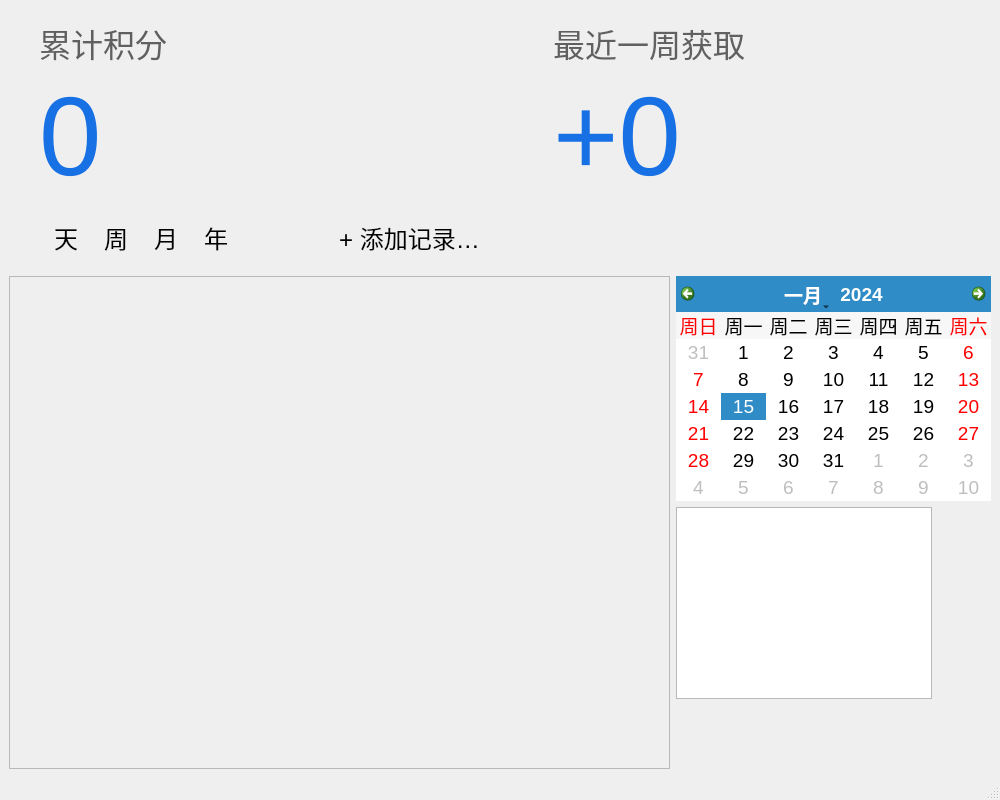
Before: the Qt Designer form recordwindow.ui in zyy1214/moyu-helper, drawn with Qt 5.
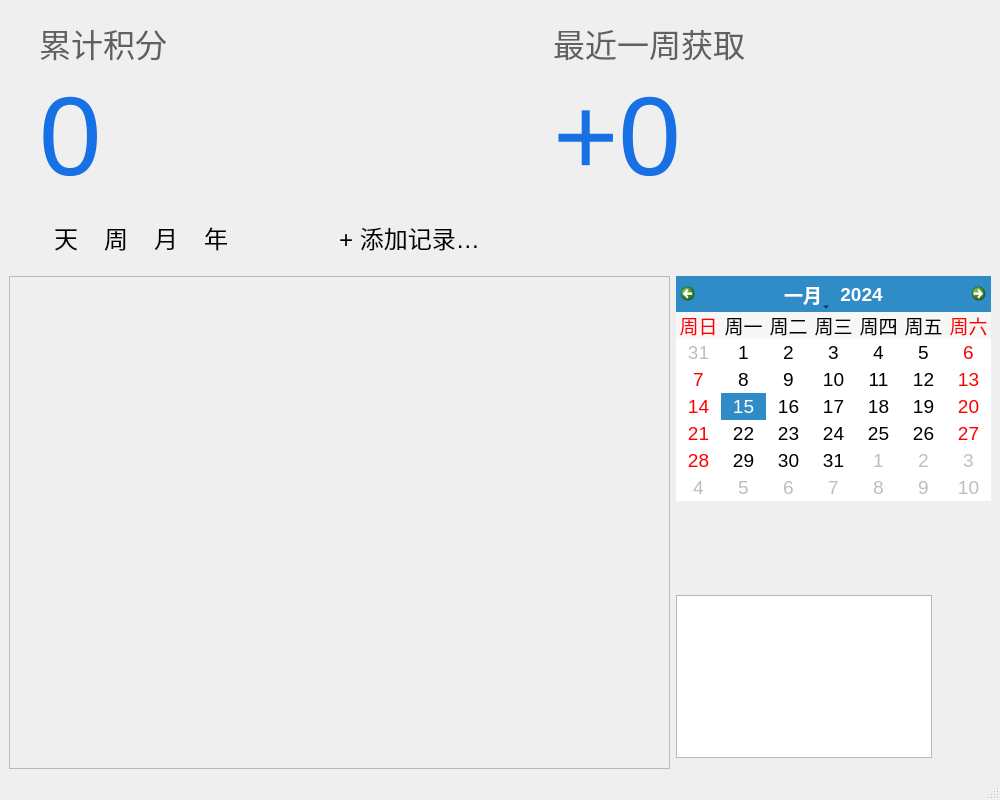
After: the same form once the commit is applied.

Commit message: 增加名人名言功能。

Diff of the .ui file:
```diff
--- a/recordwindow.ui
+++ b/recordwindow.ui
@@ -381,6 +381,9 @@
           </item>
           <item>
            <layout class="QVBoxLayout" name="verticalLayout_4">
+            <property name="spacing">
+             <number>10</number>
+            </property>
             <item>
              <widget class="QCalendarWidget" name="date_selector">
               <property name="sizePolicy">
@@ -432,6 +435,52 @@
               </property>
              </widget>
             </item>
+            <item>
+             <spacer name="horizontalSpacer_8">
+              <property name="orientation">
+               <enum>Qt::Horizontal</enum>
+              </property>
+              <property name="sizeType">
+               <enum>QSizePolicy::Fixed</enum>
+              </property>
+              <property name="sizeHint" stdset="0">
+               <size>
+                <width>10</width>
+                <height>20</height>
+               </size>
+              </property>
+             </spacer>
+            </item>
+            <item>
+             <widget class="QLabel" name="quotation">
+              <property name="font">
+               <font>
+                <pointsize>14</pointsize>
+               </font>
+              </property>
+              <property name="text">
+               <string/>
+              </property>
+              <property name="wordWrap">
+               <bool>true</bool>
+              </property>
+             </widget>
+            </item>
+            <item>
+             <widget class="QLabel" name="quotation_author">
+              <property name="font">
+               <font>
+                <pointsize>14</pointsize>
+               </font>
+              </property>
+              <property name="text">
+               <string/>
+              </property>
+              <property name="alignment">
+               <set>Qt::AlignRight|Qt::AlignTrailing|Qt::AlignVCenter</set>
+              </property>
+             </widget>
+            </item>
             <item>
              <widget class="QListView" name="record_list">
               <property name="enabled">
```
The commit also changes 1 other file.
